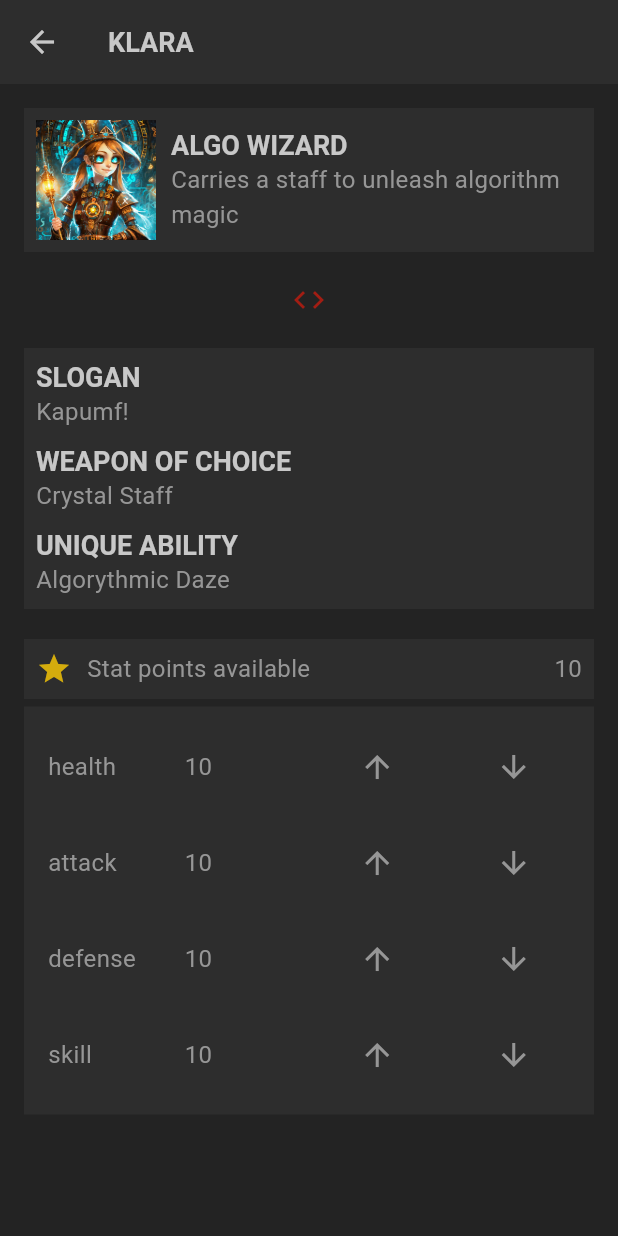
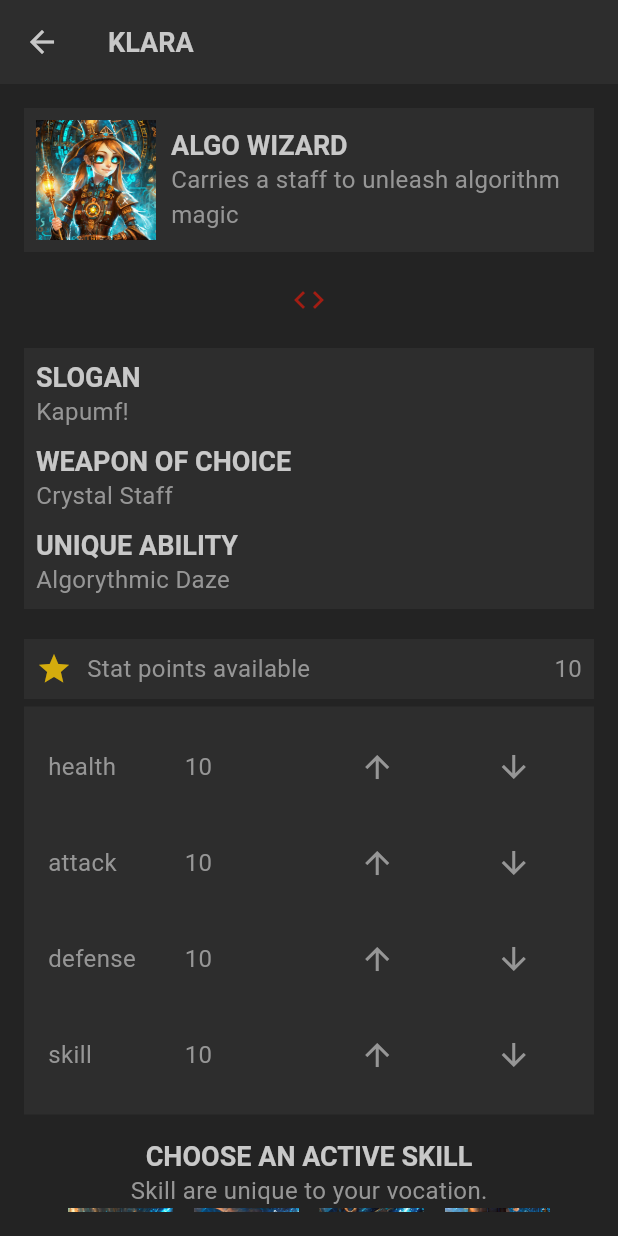
Before and after one commit to mohit23bisht/flutter_rpg, a Flutter app: the screen it shows after launch, after a tap on the "arrow forward" icon, on a phone screen of 412 x 824 dp. Run offline on Flutter 3.47's test engine with Material 3 defaults, Android fonts, the phone set to English and light mode, and no system bars; our stand-ins replace google_fonts; Roboto replaces fonts that are missing (Kanit).

Commit message:
code updated

```diff
--- a/lib/main.dart
+++ b/lib/main.dart
@@ -1,27 +1,28 @@
 import 'package:flutter/material.dart';
-import 'package:flutter_rpg_test/screens/create/create.dart';
 import 'package:flutter_rpg_test/screens/home/home.dart';
+import 'package:flutter_rpg_test/services/character_store.dart';
 import 'package:flutter_rpg_test/theme.dart';
+import 'package:provider/provider.dart';
 
 void main() {
-  runApp(MaterialApp(theme: appTheme, home: const Home()));
+  runApp(
+    ChangeNotifierProvider(
 
+      create: (_) => CharacterStore(),
 
+      child: MaterialApp(theme: appTheme, home: const Home()),
+    ),
+  );
 }
-
 
 class Sandbox extends StatelessWidget {
   const Sandbox({super.key});
 
   @override
   Widget build(BuildContext context) {
-    return  Container(
+    return Container(
       color: Colors.green,
-      child: Column(
-        children: [
-          Text('data')
-        ],
-      ),
+      child: Column(children: [Text('data')]),
     );
   }
 }
--- a/lib/screens/home/home.dart
+++ b/lib/screens/home/home.dart
@@ -2,8 +2,10 @@ import 'package:flutter/material.dart';
 import 'package:flutter_rpg_test/models/character.dart';
 import 'package:flutter_rpg_test/screens/create/create.dart';
 import 'package:flutter_rpg_test/screens/home/character_card.dart';
+import 'package:flutter_rpg_test/services/character_store.dart';
 import 'package:flutter_rpg_test/shared/styled_button.dart';
 import 'package:flutter_rpg_test/shared/styled_text.dart';
+import 'package:provider/provider.dart' hide Create;
 
 class Home extends StatefulWidget {
   const Home({super.key});
@@ -13,7 +15,6 @@ class Home extends StatefulWidget {
 }
 
 class _HomeState extends State<Home> {
-
   @override
   Widget build(BuildContext context) {
     return Scaffold(
@@ -23,21 +24,29 @@ class _HomeState extends State<Home> {
         child: Column(
           crossAxisAlignment: CrossAxisAlignment.center,
           children: [
+            Expanded(
+              child: Consumer<CharacterStore>(
+                builder: (context, value, child) {
+                  return ListView.builder(
+                    itemCount: value.characters.length,
 
-            Expanded(
-              child: ListView.builder(
-                itemCount: characters.length,
-                itemBuilder: (context, index) {
-                  return CharacterCard(characters[index]);
+                    itemBuilder: (context, index) {
+                      return CharacterCard(value.characters[index]);
+                    },
+                  );
                 },
               ),
             ),
 
-
-
-            StyledButton(child: const HeadlineText('Create New '), onPressed: () {
-              Navigator.push(context, MaterialPageRoute(builder: (ctx) => const Create()));
-            }),
+            StyledButton(
+              child: const HeadlineText('Create New '),
+              onPressed: () {
+                Navigator.push(
+                  context,
+                  MaterialPageRoute(builder: (ctx) => const Create()),
+                );
+              },
+            ),
           ],
         ),
       ),
--- a/lib/screens/profile/profile.dart
+++ b/lib/screens/profile/profile.dart
@@ -1,5 +1,6 @@
 import 'package:flutter/material.dart';
 import 'package:flutter_rpg_test/models/character.dart';
+import 'package:flutter_rpg_test/screens/profile/skill_list.dart';
 import 'package:flutter_rpg_test/screens/profile/stat_table.dart';
 import 'package:flutter_rpg_test/shared/styled_text.dart';
 import 'package:flutter_rpg_test/theme.dart';
@@ -15,6 +16,7 @@ class Profile extends StatelessWidget {
       appBar: AppBar(title: HeadlineText(character.name)),
       body: Padding(
         padding: const EdgeInsets.all(16.0),
+        child: SingleChildScrollView(
           child: Column(
             crossAxisAlignment: CrossAxisAlignment.start,
             children: [
@@ -68,7 +70,10 @@ class Profile extends StatelessWidget {
               SizedBox(height: 20),
               StatTable(character),
 
+              SkillList(character),
+
             ],
+          ),
         ),
       ),
     );
--- /dev/null
+++ b/lib/screens/profile/skill_list.dart
@@ -0,0 +1,51 @@
+import 'package:flutter/material.dart';
+import 'package:flutter_rpg_test/models/character.dart';
+import 'package:flutter_rpg_test/models/skill.dart';
+import 'package:flutter_rpg_test/shared/styled_text.dart';
+
+class SkillList extends StatefulWidget {
+  const SkillList(this.character, {super.key});
+
+  final Character character;
+
+  @override
+  State<SkillList> createState() => _SkillListState();
+}
+
+class _SkillListState extends State<SkillList> {
+  late List<Skill> availableSkills;
+
+  @override
+  void initState() {
+    availableSkills = allSkills
+      .where((skill) => skill.vocation == widget.character.vocation)
+      .toList();
+    // TODO: implement initState
+    super.initState();
+  }
+
+  @override
+  Widget build(BuildContext context) {
+    return Container(
+      padding: const EdgeInsets.all(16.0),
+      child: Column(
+        crossAxisAlignment: CrossAxisAlignment.center,
+        children: [
+          Center(child: TitleText('Choose An Active Skill')),
+          Center(child: StyledText("Skill are unique to your vocation.")),
+          // Add your skill list UI here
+
+          Row(
+            mainAxisAlignment: MainAxisAlignment.spaceEvenly,
+            children: availableSkills.map((skill) {
+              return Image.asset(
+                'assets/img/skills/${skill.image}',
+                width: 70,
+              );
+            }).toList(),
+          ),
+        ],
+      ),
+    );
+  }
+}
--- a/pubspec.yaml
+++ b/pubspec.yaml
@@ -36,6 +36,7 @@ dependencies:
   cupertino_icons: ^1.0.8
   google_fonts: ^8.1.0
   uuid: ^4.5.3
+  provider: ^6.1.5+1
 
 dev_dependencies:
   flutter_test:
```
Also changed, not shown: lib/services/character_store.dart (added, +34 -0 lines), lib/Screenshot 2026-07-04 at 2.20.10 PM.png (added), pubspec.lock. Lines whose indentation alone changed are shown as unchanged.
